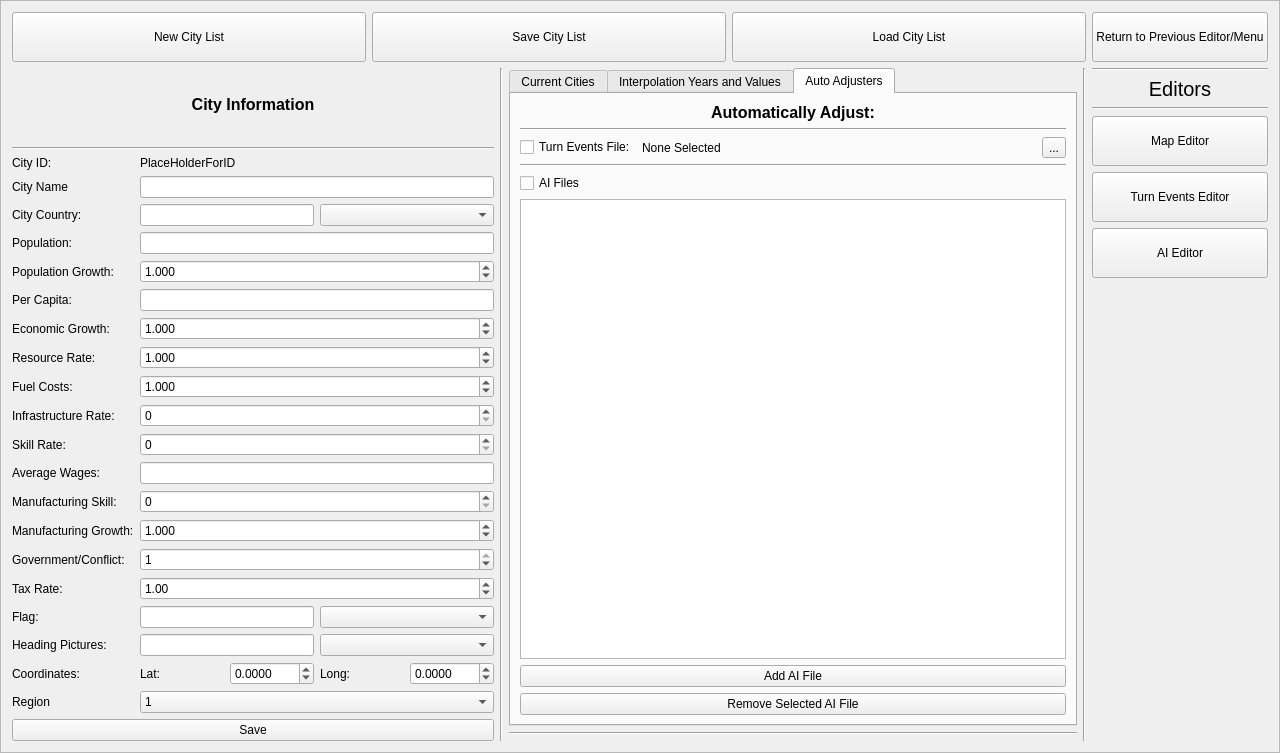
The window that CityEditor.ui (gearcity/GearCity_ModTools) describes before a commit, drawn with Qt 5.
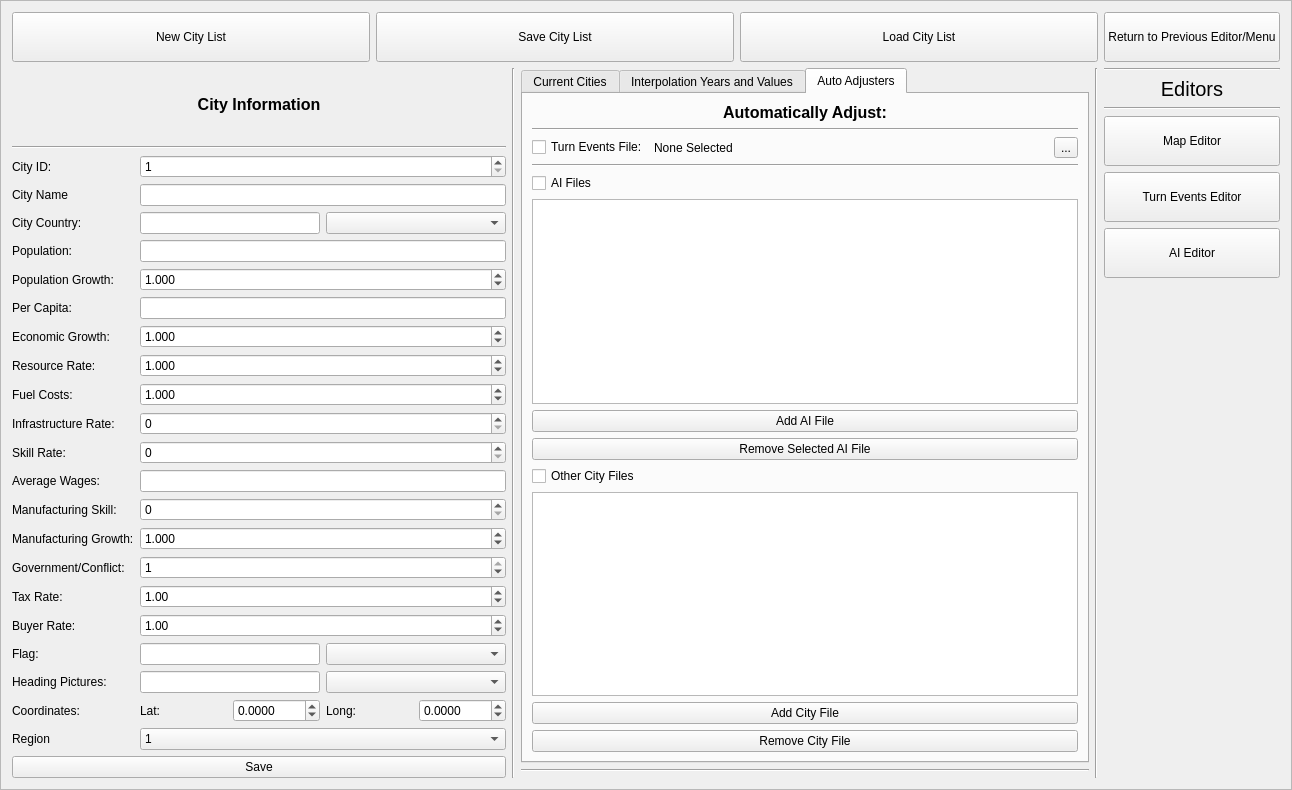
The same window after the commit. The open tabs and pages were chosen to show the change. Icons and pictures are not drawn.

Commit message:
City Editor Auto Adjuster, Turn Events Multi year Office insert
Changing city data will now automatically adjust AI and TurnEvents IDs.
Added in a way to insert the same office file to multiple years.

```diff
--- a/CityEditor.ui
+++ b/CityEditor.ui
@@ -6,8 +6,8 @@
    <rect>
     <x>0</x>
     <y>0</y>
-    <width>1280</width>
-    <height>753</height>
+    <width>1292</width>
+    <height>790</height>
    </rect>
   </property>
   <property name="sizePolicy">
@@ -234,13 +234,6 @@
          </property>
         </widget>
        </item>
-       <item row="2" column="1">
-        <widget class="QLabel" name="Label_CE_CityID">
-         <property name="text">
-          <string>PlaceHolderForID</string>
-         </property>
-        </widget>
-       </item>
        <item row="3" column="0">
         <widget class="QLabel" name="label_4">
          <property name="text">
@@ -502,28 +495,28 @@
          </property>
         </widget>
        </item>
-       <item row="18" column="0">
+       <item row="19" column="0">
         <widget class="QLabel" name="label_20">
          <property name="text">
           <string>Flag:</string>
          </property>
         </widget>
        </item>
-       <item row="19" column="0">
+       <item row="20" column="0">
         <widget class="QLabel" name="label_21">
          <property name="text">
           <string>Heading Pictures:</string>
          </property>
         </widget>
        </item>
-       <item row="20" column="0">
+       <item row="21" column="0">
         <widget class="QLabel" name="label_22">
          <property name="text">
           <string>Coordinates:</string>
          </property>
         </widget>
        </item>
-       <item row="20" column="1">
+       <item row="21" column="1">
         <layout class="QHBoxLayout" name="horizontalLayout_3">
          <item>
           <widget class="QLabel" name="label_25">
@@ -573,14 +566,14 @@
          </item>
         </layout>
        </item>
-       <item row="21" column="0">
+       <item row="22" column="0">
         <widget class="QLabel" name="label_23">
          <property name="text">
           <string>Region</string>
          </property>
         </widget>
        </item>
-       <item row="21" column="1">
+       <item row="22" column="1">
         <widget class="QComboBox" name="Combo_CE_CityRegion">
          <item>
           <property name="text">
@@ -614,7 +607,7 @@
          </item>
         </widget>
        </item>
-       <item row="18" column="1">
+       <item row="19" column="1">
         <layout class="QHBoxLayout" name="horizontalLayout_7">
          <item>
           <widget class="QLineEdit" name="LineEdit_CE_Flag">
@@ -631,7 +624,7 @@
          </item>
         </layout>
        </item>
-       <item row="19" column="1">
+       <item row="20" column="1">
         <layout class="QHBoxLayout" name="horizontalLayout_8">
          <item>
           <widget class="QLineEdit" name="LineEdit_CE_Heading">
@@ -648,6 +641,33 @@
          </item>
         </layout>
        </item>
+       <item row="18" column="0">
+        <widget class="QLabel" name="label_29">
+         <property name="text">
+          <string>Buyer Rate:</string>
+         </property>
+        </widget>
+       </item>
+       <item row="18" column="1">
+        <widget class="QDoubleSpinBox" name="SpinBox_CE_BuyerRating">
+         <property name="singleStep">
+          <double>0.100000000000000</double>
+         </property>
+         <property name="value">
+          <double>1.000000000000000</double>
+         </property>
+        </widget>
+       </item>
+       <item row="2" column="1">
+        <widget class="QSpinBox" name="SpinBox_CE_CityID">
+         <property name="minimum">
+          <number>1</number>
+         </property>
+         <property name="maximum">
+          <number>99999</number>
+         </property>
+        </widget>
+       </item>
       </layout>
      </item>
      <item>
@@ -996,6 +1016,30 @@
            </property>
           </widget>
          </item>
+         <item>
+          <widget class="QCheckBox" name="checkBox_CE_AutoAdjustCityFiles">
+           <property name="text">
+            <string>Other City Files</string>
+           </property>
+          </widget>
+         </item>
+         <item>
+          <widget class="QListWidget" name="list_CE_AA_CityList"/>
+         </item>
+         <item>
+          <widget class="QPushButton" name="button_CE_AA_AddCity">
+           <property name="text">
+            <string>Add City File</string>
+           </property>
+          </widget>
+         </item>
+         <item>
+          <widget class="QPushButton" name="button_CE_AA_RemoveCity">
+           <property name="text">
+            <string>Remove City File</string>
+           </property>
+          </widget>
+         </item>
         </layout>
        </widget>
       </widget>
```
Left out of the diff: 349 changed lines with no effect on the pictures. The commit also changes 9 other files.
